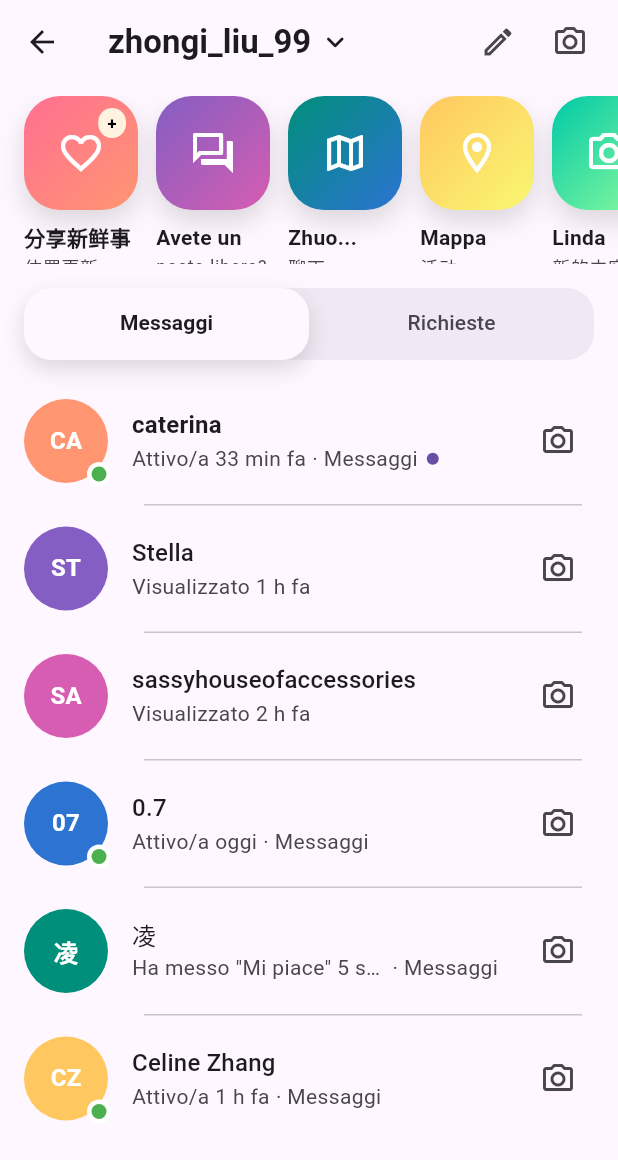
After one commit to Kukutx/crew_app, a Flutter app: the DirectMessagesPage screen opened directly, on a phone screen of 412 x 824 dp. The commit adds this screen. Shown: the top 1160 px of the screen. Run offline on Flutter 3.47's test engine with Material 3 defaults, Android fonts, the phone set to English and light mode, and no system bars; our stand-ins replace cached_network_image, dio, firebase_auth, firebase_core, firebase_crashlytics, firebase_remote_config and 10 more; missing offline and left inert: feedback, firebase_ui_auth, firebase_ui_oauth_apple, firebase_ui_oauth_google, image_gallery_saver_plus; accounts and stored records are empty; network calls fail.

Commit message:
Add Instagram-style direct messages page

```diff
--- /dev/null
+++ b/lib/features/messages/data/direct_message_preview.dart
@@ -0,0 +1,23 @@
+import 'package:flutter/material.dart';
+
+class DirectMessagePreview {
+  const DirectMessagePreview({
+    required this.name,
+    required this.subtitle,
+    required this.timestamp,
+    this.initials,
+    this.avatarColor,
+    this.isActive = false,
+    this.isUnread = false,
+    this.subtitleColor,
+  });
+
+  final String name;
+  final String subtitle;
+  final String timestamp;
+  final String? initials;
+  final Color? avatarColor;
+  final bool isActive;
+  final bool isUnread;
+  final Color? subtitleColor;
+}
--- /dev/null
+++ b/lib/features/messages/data/direct_message_story.dart
@@ -0,0 +1,19 @@
+import 'package:flutter/material.dart';
+
+class DirectMessageStory {
+  const DirectMessageStory({
+    required this.title,
+    this.subtitle,
+    this.gradient,
+    this.icon,
+    this.badgeLabel,
+    this.badgeColor,
+  });
+
+  final String title;
+  final String? subtitle;
+  final LinearGradient? gradient;
+  final IconData? icon;
+  final String? badgeLabel;
+  final Color? badgeColor;
+}
--- /dev/null
+++ b/lib/features/messages/presentation/direct_messages/direct_messages_page.dart
@@ -0,0 +1,520 @@
+import 'package:crew_app/features/messages/data/direct_message_preview.dart';
+import 'package:crew_app/features/messages/data/direct_message_story.dart';
+import 'package:flutter/material.dart';
+
+class DirectMessagesPage extends StatefulWidget {
+  const DirectMessagesPage({super.key});
+
+  @override
+  State<DirectMessagesPage> createState() => _DirectMessagesPageState();
+}
+
+class _DirectMessagesPageState extends State<DirectMessagesPage>
+    with SingleTickerProviderStateMixin {
+  late final TabController _tabController;
+
+  static const _username = 'zhongi_liu_99';
+
+  final List<DirectMessageStory> _stories = const [
+    DirectMessageStory(
+      title: '分享新鲜事',
+      subtitle: '位置更新',
+      gradient: LinearGradient(
+        colors: [Color(0xFFFF6F91), Color(0xFFFF9671)],
+        begin: Alignment.topLeft,
+        end: Alignment.bottomRight,
+      ),
+      icon: Icons.favorite_border,
+      badgeLabel: '+',
+      badgeColor: Color(0xFFFFF3E0),
+    ),
+    DirectMessageStory(
+      title: 'Avete un',
+      subtitle: 'posto libero?',
+      gradient: LinearGradient(
+        colors: [Color(0xFF845EC2), Color(0xFFD65DB1)],
+        begin: Alignment.topLeft,
+        end: Alignment.bottomRight,
+      ),
+      icon: Icons.forum_outlined,
+    ),
+    DirectMessageStory(
+      title: 'Zhuo...',
+      subtitle: '聊天',
+      gradient: LinearGradient(
+        colors: [Color(0xFF008F7A), Color(0xFF2C73D2)],
+        begin: Alignment.topLeft,
+        end: Alignment.bottomRight,
+      ),
+      icon: Icons.map_outlined,
+    ),
+    DirectMessageStory(
+      title: 'Mappa',
+      subtitle: '活动',
+      gradient: LinearGradient(
+        colors: [Color(0xFFFFC75F), Color(0xFFF9F871)],
+        begin: Alignment.topLeft,
+        end: Alignment.bottomRight,
+      ),
+      icon: Icons.location_on_outlined,
+    ),
+    DirectMessageStory(
+      title: 'Linda',
+      subtitle: '新的内容',
+      gradient: LinearGradient(
+        colors: [Color(0xFF00C9A7), Color(0xFF92FE9D)],
+        begin: Alignment.topLeft,
+        end: Alignment.bottomRight,
+      ),
+      icon: Icons.photo_camera_outlined,
+    ),
+  ];
+
+  final List<DirectMessagePreview> _messages = const [
+    DirectMessagePreview(
+      name: 'caterina',
+      subtitle: 'Attivo/a 33 min fa',
+      timestamp: '· Messaggi',
+      initials: 'ca',
+      avatarColor: Color(0xFFFF9671),
+      isActive: true,
+      isUnread: true,
+    ),
+    DirectMessagePreview(
+      name: 'Stella',
+      subtitle: 'Visualizzato',
+      timestamp: '1 h fa',
+      initials: 'st',
+      avatarColor: Color(0xFF845EC2),
+    ),
+    DirectMessagePreview(
+      name: 'sassyhouseofaccessories',
+      subtitle: 'Visualizzato',
+      timestamp: '2 h fa',
+      initials: 'sa',
+      avatarColor: Color(0xFFD65DB1),
+    ),
+    DirectMessagePreview(
+      name: '0.7',
+      subtitle: 'Attivo/a oggi',
+      timestamp: '· Messaggi',
+      initials: '07',
+      avatarColor: Color(0xFF2C73D2),
+      isActive: true,
+    ),
+    DirectMessagePreview(
+      name: '凌',
+      subtitle: 'Ha messo "Mi piace" 5 sett',
+      timestamp: '· Messaggi',
+      initials: '凌',
+      avatarColor: Color(0xFF008F7A),
+    ),
+    DirectMessagePreview(
+      name: 'Celine Zhang',
+      subtitle: 'Attivo/a 1 h fa',
+      timestamp: '· Messaggi',
+      initials: 'CZ',
+      avatarColor: Color(0xFFFFC75F),
+      isActive: true,
+    ),
+  ];
+
+  final List<DirectMessagePreview> _requests = const [
+    DirectMessagePreview(
+      name: 'Marco',
+      subtitle: 'Chiede di seguirti',
+      timestamp: '· Richiesta',
+      initials: 'MA',
+      avatarColor: Color(0xFF00C9A7),
+      isUnread: true,
+    ),
+    DirectMessagePreview(
+      name: 'Aurora',
+      subtitle: 'Puoi unirti al gruppo?',
+      timestamp: '· Richiesta',
+      initials: 'AU',
+      avatarColor: Color(0xFFFF8066),
+    ),
+  ];
+
+  @override
+  void initState() {
+    super.initState();
+    _tabController = TabController(length: 2, vsync: this);
+  }
+
+  @override
+  void dispose() {
+    _tabController.dispose();
+    super.dispose();
+  }
+
+  @override
+  Widget build(BuildContext context) {
+    final theme = Theme.of(context);
+
+    return Scaffold(
+      backgroundColor: theme.colorScheme.surface,
+      appBar: AppBar(
+        elevation: 0,
+        titleSpacing: 16,
+        title: Row(
+          mainAxisSize: MainAxisSize.min,
+          children: [
+            Text(
+              _username,
+              style: theme.textTheme.titleLarge?.copyWith(
+                fontWeight: FontWeight.w700,
+              ),
+            ),
+            const SizedBox(width: 4),
+            const Icon(Icons.keyboard_arrow_down_rounded),
+          ],
+        ),
+        actions: [
+          IconButton(
+            icon: const Icon(Icons.create_outlined),
+            tooltip: 'New message',
+            onPressed: () {},
+          ),
+          IconButton(
+            icon: const Icon(Icons.photo_camera_outlined),
+            tooltip: 'Camera',
+            onPressed: () {},
+          ),
+          const SizedBox(width: 8),
+        ],
+      ),
+      body: Column(
+        children: [
+          const SizedBox(height: 8),
+          _StoriesSection(stories: _stories),
+          const SizedBox(height: 16),
+          Padding(
+            padding: const EdgeInsets.symmetric(horizontal: 16),
+            child: _DirectMessagesTabBar(controller: _tabController),
+          ),
+          const SizedBox(height: 12),
+          Expanded(
+            child: TabBarView(
+              controller: _tabController,
+              children: [
+                _MessagesList(messages: _messages),
+                _MessagesList(messages: _requests, emptyPlaceholder: _buildEmptyRequests(context)),
+              ],
+            ),
+          ),
+        ],
+      ),
+    );
+  }
+
+  Widget _buildEmptyRequests(BuildContext context) {
+    final theme = Theme.of(context);
+    return Center(
+      child: Column(
+        mainAxisSize: MainAxisSize.min,
+        children: [
+          Icon(
+            Icons.mail_outline,
+            size: 48,
+            color: theme.colorScheme.outline,
+          ),
+          const SizedBox(height: 12),
+          Text(
+            '暂无新的请求',
+            style: theme.textTheme.titleMedium,
+          ),
+          const SizedBox(height: 8),
+          Text(
+            '当有人向你发送私信请求时，将会出现在这里',
+            style: theme.textTheme.bodyMedium?.copyWith(
+              color: theme.colorScheme.onSurfaceVariant,
+            ),
+            textAlign: TextAlign.center,
+          ),
+        ],
+      ),
+    );
+  }
+}
+
+class _StoriesSection extends StatelessWidget {
+  const _StoriesSection({required this.stories});
+
+  final List<DirectMessageStory> stories;
+
+  @override
+  Widget build(BuildContext context) {
+    return SizedBox(
+      height: 112,
+      child: ListView.separated(
+        padding: const EdgeInsets.symmetric(horizontal: 16),
+        scrollDirection: Axis.horizontal,
+        itemBuilder: (context, index) {
+          final story = stories[index];
+          return _StoryCard(story: story);
+        },
+        separatorBuilder: (_, __) => const SizedBox(width: 12),
+        itemCount: stories.length,
+      ),
+    );
+  }
+}
+
+class _StoryCard extends StatelessWidget {
+  const _StoryCard({required this.story});
+
+  final DirectMessageStory story;
+
+  @override
+  Widget build(BuildContext context) {
+    final theme = Theme.of(context);
+    return Column(
+      crossAxisAlignment: CrossAxisAlignment.start,
+      children: [
+        Container(
+          width: 76,
+          height: 76,
+          decoration: BoxDecoration(
+            gradient: story.gradient,
+            borderRadius: BorderRadius.circular(24),
+            boxShadow: const [
+              BoxShadow(
+                color: Color(0x22000000),
+                blurRadius: 14,
+                offset: Offset(0, 8),
+              ),
+            ],
+          ),
+          child: Stack(
+            children: [
+              Positioned.fill(
+                child: Icon(
+                  story.icon ?? Icons.person_outline,
+                  color: Colors.white,
+                  size: 32,
+                ),
+              ),
+              if (story.badgeLabel != null)
+                Positioned(
+                  right: 8,
+                  top: 8,
+                  child: Container(
+                    padding: const EdgeInsets.symmetric(horizontal: 6, vertical: 2),
+                    decoration: BoxDecoration(
+                      color: story.badgeColor ?? Colors.white,
+                      borderRadius: BorderRadius.circular(12),
+                    ),
+                    child: Text(
+                      story.badgeLabel!,
+                      style: theme.textTheme.labelSmall?.copyWith(
+                        fontWeight: FontWeight.w700,
+                        color: Colors.black,
+                      ),
+                    ),
+                  ),
+                ),
+            ],
+          ),
+        ),
+        const SizedBox(height: 8),
+        Text(
+          story.title,
+          style: theme.textTheme.bodyMedium?.copyWith(fontWeight: FontWeight.w600),
+          maxLines: 1,
+          overflow: TextOverflow.ellipsis,
+        ),
+        if (story.subtitle != null) ...[
+          const SizedBox(height: 2),
+          Text(
+            story.subtitle!,
+            style: theme.textTheme.bodySmall?.copyWith(
+              color: theme.colorScheme.onSurfaceVariant,
+            ),
+            maxLines: 1,
+            overflow: TextOverflow.ellipsis,
+          ),
+        ],
+      ],
+    );
+  }
+}
+
+class _DirectMessagesTabBar extends StatelessWidget {
+  const _DirectMessagesTabBar({required this.controller});
+
+  final TabController controller;
+
+  @override
+  Widget build(BuildContext context) {
+    final theme = Theme.of(context);
+    return DecoratedBox(
+      decoration: BoxDecoration(
+        color: theme.colorScheme.surfaceVariant.withValues(alpha: 0.6),
+        borderRadius: BorderRadius.circular(18),
+      ),
+      child: TabBar(
+        controller: controller,
+        indicatorSize: TabBarIndicatorSize.tab,
+        labelPadding: EdgeInsets.zero,
+        dividerColor: Colors.transparent,
+        indicator: BoxDecoration(
+          color: theme.colorScheme.surface,
+          borderRadius: BorderRadius.circular(18),
+          boxShadow: const [
+            BoxShadow(
+              color: Color(0x22000000),
+              blurRadius: 12,
+              offset: Offset(0, 6),
+            ),
+          ],
+        ),
+        labelStyle: theme.textTheme.titleSmall?.copyWith(fontWeight: FontWeight.w700),
+        unselectedLabelStyle: theme.textTheme.titleSmall,
+        labelColor: theme.colorScheme.onSurface,
+        unselectedLabelColor: theme.colorScheme.onSurfaceVariant,
+        tabs: const [
+          Tab(text: 'Messaggi'),
+          Tab(text: 'Richieste'),
+        ],
+      ),
+    );
+  }
+}
+
+class _MessagesList extends StatelessWidget {
+  const _MessagesList({
+    required this.messages,
+    this.emptyPlaceholder,
+  });
+
+  final List<DirectMessagePreview> messages;
+  final Widget? emptyPlaceholder;
+
+  @override
+  Widget build(BuildContext context) {
+    if (messages.isEmpty) {
+      return emptyPlaceholder ?? const SizedBox();
+    }
+
+    return ListView.separated(
+      padding: const EdgeInsets.symmetric(horizontal: 8),
+      itemBuilder: (context, index) {
+        final preview = messages[index];
+        return _MessageTile(preview: preview);
+      },
+      separatorBuilder: (_, __) => const Divider(height: 1, indent: 88, endIndent: 16),
+      itemCount: messages.length,
+    );
+  }
+}
+
+class _MessageTile extends StatelessWidget {
+  const _MessageTile({required this.preview});
+
+  final DirectMessagePreview preview;
+
+  @override
+  Widget build(BuildContext context) {
+    final theme = Theme.of(context);
+    final subtitleColor = preview.subtitleColor ?? theme.colorScheme.onSurfaceVariant;
+
+    return ListTile(
+      contentPadding: const EdgeInsets.symmetric(horizontal: 8, vertical: 6),
+      leading: _Avatar(initials: preview.initials, color: preview.avatarColor, isActive: preview.isActive),
+      title: Text(
+        preview.name,
+        style: theme.textTheme.titleMedium?.copyWith(
+          fontWeight: preview.isUnread ? FontWeight.w700 : FontWeight.w500,
+        ),
+      ),
+      subtitle: Row(
+        children: [
+          Flexible(
+            child: Text(
+              preview.subtitle,
+              style: theme.textTheme.bodyMedium?.copyWith(color: subtitleColor),
+              overflow: TextOverflow.ellipsis,
+            ),
+          ),
+          const SizedBox(width: 4),
+          Text(
+            preview.timestamp,
+            style: theme.textTheme.bodyMedium?.copyWith(color: subtitleColor),
+          ),
+          if (preview.isUnread) ...[
+            const SizedBox(width: 6),
+            Container(
+              width: 8,
+              height: 8,
+              decoration: BoxDecoration(
+                color: theme.colorScheme.primary,
+                shape: BoxShape.circle,
+              ),
+            ),
+          ],
+        ],
+      ),
+      trailing: IconButton(
+        icon: const Icon(Icons.photo_camera_outlined),
+        onPressed: () {},
+      ),
+    );
+  }
+}
+
+class _Avatar extends StatelessWidget {
+  const _Avatar({
+    this.initials,
+    this.color,
+    this.isActive = false,
+  });
+
+  final String? initials;
+  final Color? color;
+  final bool isActive;
+
+  @override
+  Widget build(BuildContext context) {
+    final theme = Theme.of(context);
+    return Stack(
+      clipBehavior: Clip.none,
+      children: [
+        CircleAvatar(
+          radius: 28,
+          backgroundColor: color ?? theme.colorScheme.primary,
+          child: Text(
+            (initials ?? '').toUpperCase(),
+            style: theme.textTheme.titleMedium?.copyWith(
+              color: Colors.white,
+              fontWeight: FontWeight.w700,
+            ),
+          ),
+        ),
+        if (isActive)
+          Positioned(
+            right: -2,
+            bottom: -2,
+            child: Container(
+              width: 16,
+              height: 16,
+              decoration: BoxDecoration(
+                color: Colors.white,
+                shape: BoxShape.circle,
+              ),
+              alignment: Alignment.center,
+              child: Container(
+                width: 10,
+                height: 10,
+                decoration: const BoxDecoration(
+                  color: Color(0xFF4CAF50),
+                  shape: BoxShape.circle,
+                ),
+              ),
+            ),
+          ),
+      ],
+    );
+  }
+}
--- a/lib/features/user/presentation/user_profile/user_profile_page.dart
+++ b/lib/features/user/presentation/user_profile/user_profile_page.dart
@@ -6,6 +6,7 @@ import 'package:flutter/services.dart';
 import 'package:flutter_riverpod/flutter_riverpod.dart';
 
 import 'package:crew_app/features/events/state/events_providers.dart';
+import 'package:crew_app/features/messages/presentation/direct_messages/direct_messages_page.dart';
 import 'package:crew_app/features/user/data/user.dart';
 import 'package:crew_app/features/user/presentation/user_profile/user_profile_provider.dart';
 import 'package:crew_app/features/user/presentation/user_profile/widgets/collapsed_profile_avatar.dart';
@@ -105,6 +106,14 @@ class _UserProfilePageState extends ConsumerState<UserProfilePage>
     );
   }
 
+  void _startPrivateMessage(BuildContext context, User profile) {
+    Navigator.of(context).push(
+      MaterialPageRoute(
+        builder: (_) => const DirectMessagesPage(),
+      ),
+    );
+  }
+
   @override
   Widget build(BuildContext context) {
     final profile = ref.watch(userProfileProvider);
@@ -176,6 +185,8 @@ class _UserProfilePageState extends ConsumerState<UserProfilePage>
                       child: ProfileHeaderCard(
                         userProfile: profile,
                         onFollowToggle: _toggleFollow,
+                        onMessagePressed: () =>
+                            _startPrivateMessage(context, profile),
                       ),
                     ),
                   ),
--- a/lib/features/user/presentation/user_profile/widgets/profile_header_card.dart
+++ b/lib/features/user/presentation/user_profile/widgets/profile_header_card.dart
@@ -9,10 +9,12 @@ class ProfileHeaderCard extends StatelessWidget {
     super.key,
     required this.userProfile,
     required this.onFollowToggle,
+    required this.onMessagePressed,
   });
 
   final User userProfile;
   final VoidCallback onFollowToggle;
+  final VoidCallback onMessagePressed;
 
   @override
   Widget build(BuildContext context) {
@@ -72,6 +74,8 @@ class ProfileHeaderCard extends StatelessWidget {
                     ),
                   ),
                 ),
+                const SizedBox(width: 8),
+                _MessageButton(onPressed: onMessagePressed),
                 const SizedBox(width: 8),
                 _FollowButton(
                   followed: userProfile.followed,
@@ -154,3 +158,23 @@ class _FollowButton extends StatelessWidget {
     );
   }
 }
+
+class _MessageButton extends StatelessWidget {
+  const _MessageButton({required this.onPressed});
+
+  final VoidCallback onPressed;
+
+  @override
+  Widget build(BuildContext context) {
+    return OutlinedButton.icon(
+      onPressed: onPressed,
+      style: OutlinedButton.styleFrom(
+        foregroundColor: Colors.white,
+        side: const BorderSide(color: Colors.white70),
+        shape: RoundedRectangleBorder(borderRadius: BorderRadius.circular(12)),
+      ),
+      icon: const Icon(Icons.mail_outline, size: 18),
+      label: const Text('私信'),
+    );
+  }
+}
```
